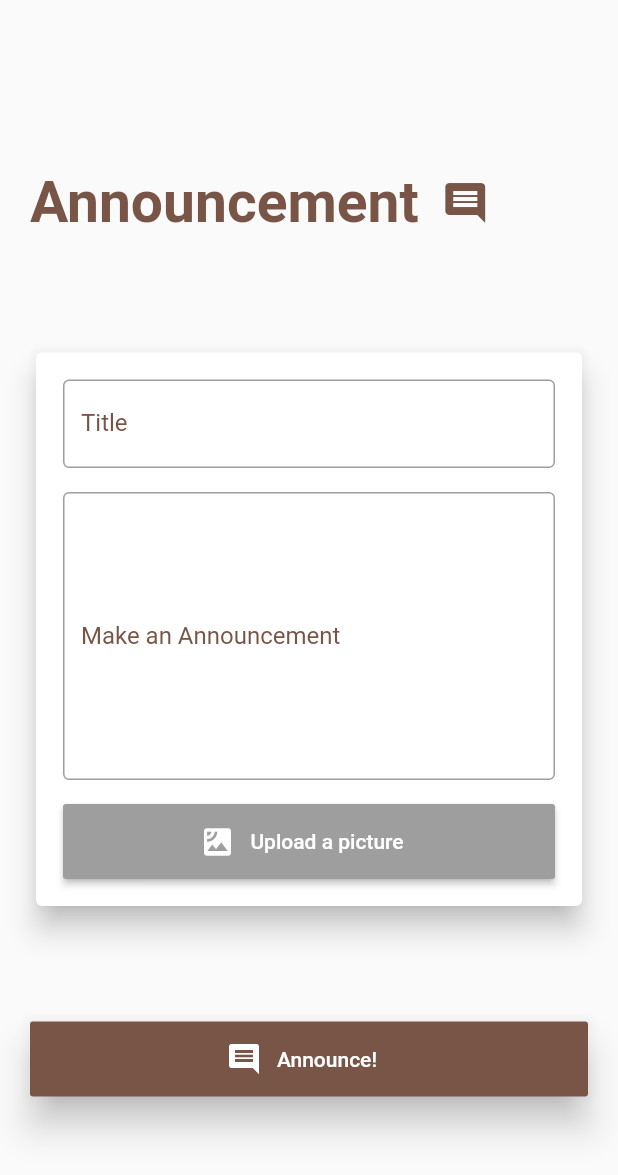
After one commit to ihassanjavaid/Alpha-Garage, a Flutter app: the Announcement screen opened directly, on a phone screen of 412 x 824 dp. The commit adds this screen. Shown: the top 1175 px of the screen. Run offline on Flutter 3.47's test engine with Material 2 defaults, Android fonts, the phone set to English and light mode, and no system bars; our stand-ins replace auto_size_text, circular_profile_avatar, flutter_signin_button, font_awesome_flutter.

Commit message:
front-end-60%

```diff
--- a/lib/components/customTextField.dart
+++ b/lib/components/customTextField.dart
@@ -15,6 +15,9 @@ class CustomTextField extends StatelessWidget {
   final ValueChanged<String> onChanged;
   final TextInputType keyboardType;
 
+  final int minLines;
+  final int maxLines;
+
   CustomTextField(
       {@required this.placeholder,
         this.cursorColor = Colors.brown,
@@ -22,11 +25,15 @@ class CustomTextField extends StatelessWidget {
         this.focusedOutlineBorder = Colors.brown,
         this.onChanged,
         this.isPassword = false,
-        this.keyboardType});
+        this.keyboardType,
+        this.minLines = 1, this.maxLines = 1
+      });
 
   @override
   Widget build(BuildContext context) {
     return TextFormField(
+      minLines: this.minLines,
+      maxLines: this.maxLines,
       obscureText: this.isPassword,
       cursorColor: this.cursorColor,
       decoration: InputDecoration(
--- a/lib/main.dart
+++ b/lib/main.dart
@@ -1,3 +1,5 @@
+import 'package:alphagarage/screens/announcement.dart';
+import 'package:alphagarage/screens/contacts.dart';
 import 'package:alphagarage/screens/login.dart';
 import 'package:flutter/material.dart';
 
@@ -10,7 +12,7 @@ class Alfa extends StatelessWidget {
     return MaterialApp(
       title: "Alpha's Garage",
       debugShowCheckedModeBanner: false,
-      home: LoginPage(),
+      home: Contacts(),
     );
   }
 }
--- /dev/null
+++ b/lib/screens/announcement.dart
@@ -0,0 +1,135 @@
+import 'package:flutter/material.dart';
+import 'package:alphagarage/components/constants.dart';
+import 'package:alphagarage/components/customTextField.dart';
+
+class Announcement extends StatefulWidget {
+  @override
+  _AnnouncementState createState() => _AnnouncementState();
+}
+
+class _AnnouncementState extends State<Announcement> {
+  @override
+  Widget build(BuildContext context) {
+    return Scaffold(
+      body: SafeArea(
+        child: Padding(
+          padding: const EdgeInsets.all(20),
+          child: Container(
+            padding: EdgeInsets.fromLTRB(0, 20, 0, 0),
+            height: double.infinity,
+            width: double.infinity,
+            child: Column(
+              crossAxisAlignment: CrossAxisAlignment.start,
+              mainAxisAlignment: MainAxisAlignment.spaceEvenly,
+              children: <Widget>[
+                Row(
+                  children: <Widget>[
+                    Text(
+                      'Announcement',
+                      style: kAnnounceTextStyle,
+                    ),
+                    Padding(
+                      padding: const EdgeInsets.fromLTRB(15, 0, 0, 0),
+                      child: Icon(
+                        Icons.comment,
+                        color: Colors.brown,
+                        size: 32,
+                      ),
+                    ),
+                  ],
+                ),
+                Card(
+                  elevation: 8,
+                  child: Padding(
+                    padding: const EdgeInsets.all(10.0),
+                    child: Column(
+                      children: <Widget>[
+                        Padding(
+                          padding: const EdgeInsets.all(8.0),
+                          child: CustomTextField(
+                            placeholder: 'Title',
+                          ),
+                        ),
+                        Padding(
+                          padding: const EdgeInsets.all(8.0),
+                          child: CustomTextField(
+                            placeholder: 'Make an Announcement',
+                            minLines: 8,
+                            maxLines: null,
+                          ),
+                        ),
+                        Padding(
+                          padding: const EdgeInsets.all(8.0),
+                          child: ButtonTheme(
+                            minWidth: double.infinity,
+                            height: 50,
+                            child: RaisedButton(
+                              color: Colors.grey,
+                              elevation: 2,
+                              child: Row(
+                                mainAxisAlignment: MainAxisAlignment.center,
+                                children: <Widget>[
+                                  Icon(
+                                    Icons.satellite,
+                                    color: Colors.white,
+                                  ),
+                                  Padding(
+                                    padding: const EdgeInsets.all(10.0),
+                                    child: Text(
+                                      'Upload a picture',
+                                      style: TextStyle(
+                                          color: Colors.white
+                                      ),
+                                    ),
+                                  ),
+                                ],
+                              ),
+                              onPressed: () {
+
+                              },
+                            ),
+                          ),
+                        ),
+                      ],
+                    ),
+                  ),
+                ),
+                ButtonTheme(
+                  minWidth: double.infinity,
+                  height: 50,
+                  child: RaisedButton(
+                    focusColor: Colors.brown,
+                    autofocus: true,
+                    color: Colors.brown,
+                    elevation: 10,
+                    child: Row(
+                      mainAxisAlignment: MainAxisAlignment.center,
+                      children: <Widget>[
+                        Icon(
+                          Icons.comment,
+                          color: Colors.white,
+                        ),
+                        Padding(
+                          padding: const EdgeInsets.all(10.0),
+                          child: Text(
+                            'Announce!',
+                            style: TextStyle(
+                                color: Colors.white
+                            ),
+                          ),
+                        ),
+                      ],
+                    ),
+                    onPressed: () {
+
+                    },
+                  ),
+                ),
+              ],
+            ),
+          ),
+          ),
+      ),
+    );
+  }
+}
```
Also changed, not shown: lib/components/constants.dart (added, +80 -0 lines), lib/screens/contacts.dart (added, +310 -0 lines), lib/screens/index.dart (added, +47 -0 lines), lib/screens/login.dart (+8 -4 lines), pubspec.yaml (+12 -0 lines), pubspec.lock.
